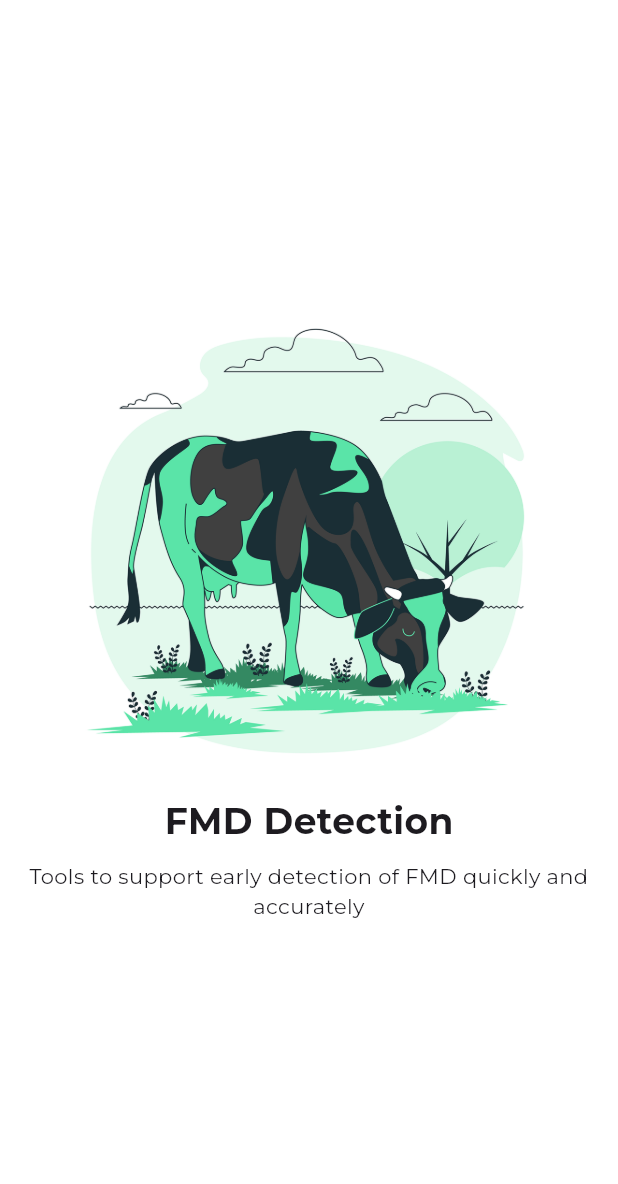
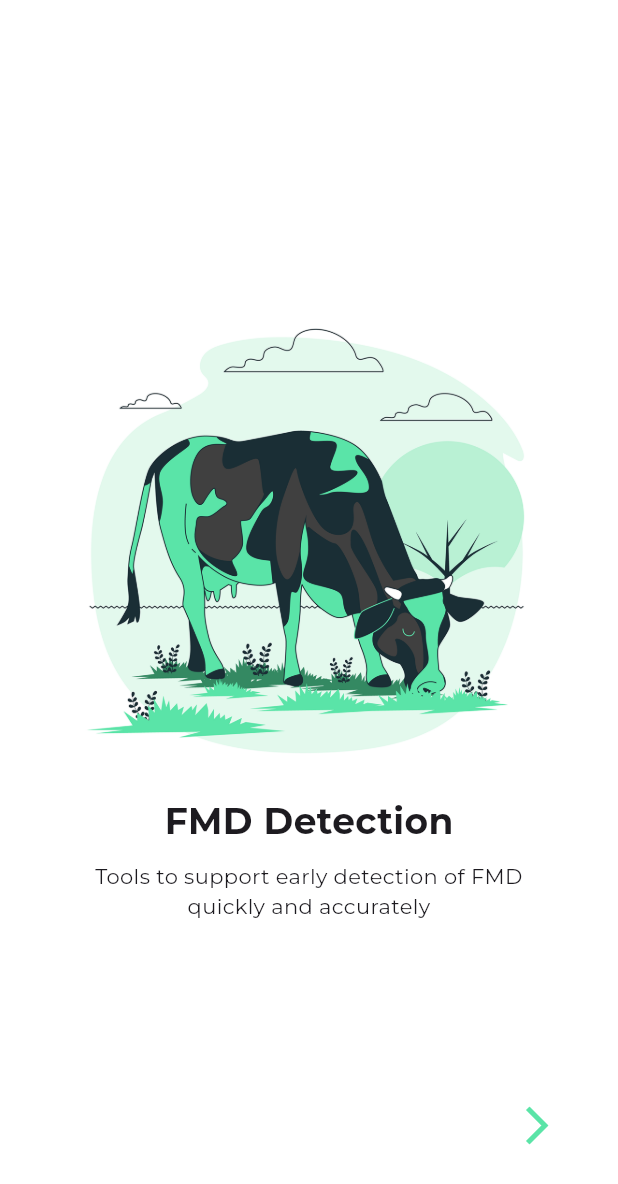
Before and after one commit to IlhamRichie/FMD-Disease-AI, a Flutter app: the first screen one second after launch, on a phone screen of 412 x 824 dp. Shown: the top 1184 px of the screen. Run offline on Flutter 3.47's test engine with Material 3 defaults, Android fonts, the phone set to English and light mode, and no system bars; our stand-ins replace animate_do, font_awesome_flutter, google_fonts.

Commit message:
SplashScreen v2

```diff
--- a/lib/main.dart
+++ b/lib/main.dart
@@ -7,6 +7,8 @@
 }
 
 class MyApp extends StatelessWidget {
+  const MyApp({super.key});
+
   @override
   Widget build(BuildContext context) {
     return MaterialApp(
--- a/lib/pages/screens/splash/splash_screen1.dart
+++ b/lib/pages/screens/splash/splash_screen1.dart
@@ -11,11 +11,13 @@ class _SplashScreen1State extends State<SplashScreen1> {
   @override
   void initState() {
     super.initState();
-    Future.delayed(Duration(seconds: 2), () {
-      Navigator.pushReplacement(
+    Future.delayed(Duration(seconds: 8), () {
+      if (mounted) {
+        Navigator.push(
           context,
           MaterialPageRoute(builder: (context) => SplashScreen2()),
         );
+      }
     });
   }
 
@@ -23,7 +25,9 @@ class _SplashScreen1State extends State<SplashScreen1> {
   Widget build(BuildContext context) {
     return Scaffold(
       backgroundColor: Colors.white,
-      body: Center(
+      body: Stack(
+        children: [
+          Center(
             child: FadeInRight(
               duration: Duration(seconds: 1),
               child: Column(
@@ -37,13 +41,28 @@ class _SplashScreen1State extends State<SplashScreen1> {
                   ),
                   SizedBox(height: 10),
                   Text(
-                'Tools to support early detection of FMD quickly and accurately',
+                    'Tools to support early detection of FMD \nquickly and accurately',
                     textAlign: TextAlign.center,
                   ),
                 ],
               ),
             ),
           ),
+          Positioned(
+            bottom: 50,
+            right: 30,
+            child: IconButton(
+              icon: Icon(Icons.arrow_forward_ios, size: 30, color: Color(0xFF5AE4A7)),
+              onPressed: () {
+                Navigator.push(
+                  context,
+                  MaterialPageRoute(builder: (context) => SplashScreen2()),
+                );
+              },
+            ),
+          ),
+        ],
+      ),
     );
   }
 }
--- a/lib/pages/screens/splash/splash_screen3.dart
+++ b/lib/pages/screens/splash/splash_screen3.dart
@@ -21,7 +21,7 @@ class SplashScreen3 extends StatelessWidget {
               ),
               SizedBox(height: 10),
               Text(
-                'Prevention and early detection reduce the risk of FMD outbreaks',
+                'Prevention and early detection reduce the \nrisk of FMD outbreaks',
                 textAlign: TextAlign.center,
               ),
               SizedBox(height: 30),
```
Also changed, not shown: lib/pages/screens/splash/splash_screen2.dart (+25 -6 lines). Lines whose indentation alone changed are shown as unchanged.
